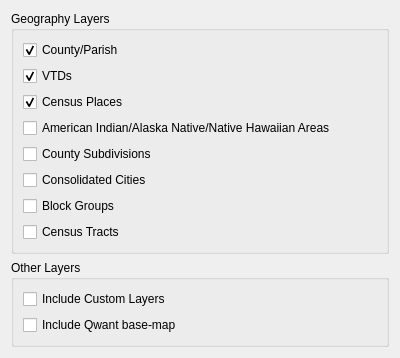
This is ui/WzpInclGeogs.ui in couteau/redist_project as Qt 5 draws it before an edit. The edited form follows.
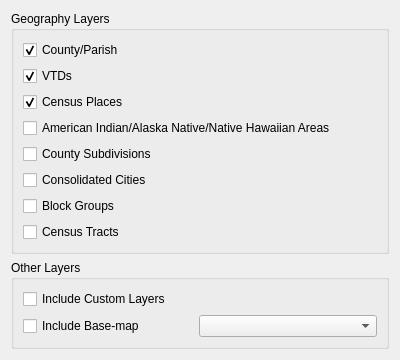
This is the edited form.

```diff
--- a/ui/WzpInclGeogs.ui
+++ b/ui/WzpInclGeogs.ui
@@ -7,7 +7,7 @@
     <x>0</x>
     <y>0</y>
     <width>400</width>
-    <height>300</height>
+    <height>303</height>
    </rect>
   </property>
   <property name="windowTitle">
@@ -96,18 +96,25 @@
      <property name="title">
       <string>Other Layers</string>
      </property>
-     <layout class="QVBoxLayout" name="verticalLayout_2">
-      <item>
+     <layout class="QGridLayout" name="gridLayout">
+      <item row="0" column="0">
        <widget class="QCheckBox" name="cbCustomLayers">
         <property name="text">
          <string>Include Custom Layers</string>
         </property>
        </widget>
       </item>
-      <item>
+      <item row="1" column="0">
        <widget class="QCheckBox" name="cbBaseMap">
         <property name="text">
-         <string>Include Qwant base-map</string>
+         <string>Include Base-map</string>
+        </property>
+       </widget>
+      </item>
+      <item row="1" column="1">
+       <widget class="QComboBox" name="cmbBaseMap">
+        <property name="placeholderText">
+         <string>Select base map provider...</string>
         </property>
        </widget>
       </item>
```
Left out of the diff: 3 changed lines with no effect on the pictures.
